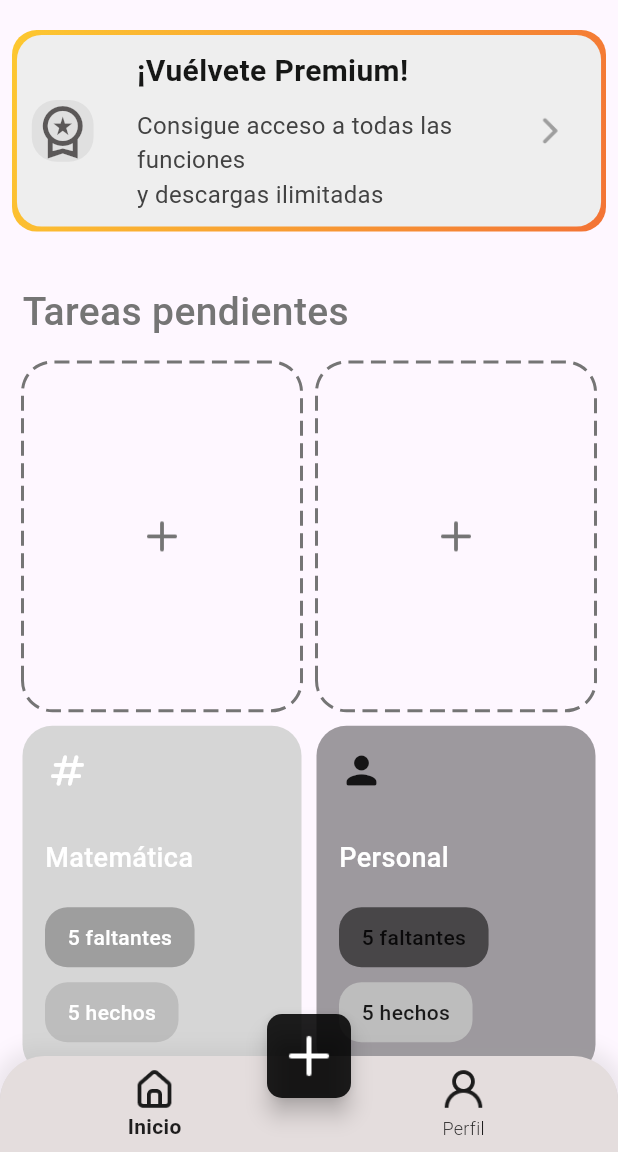
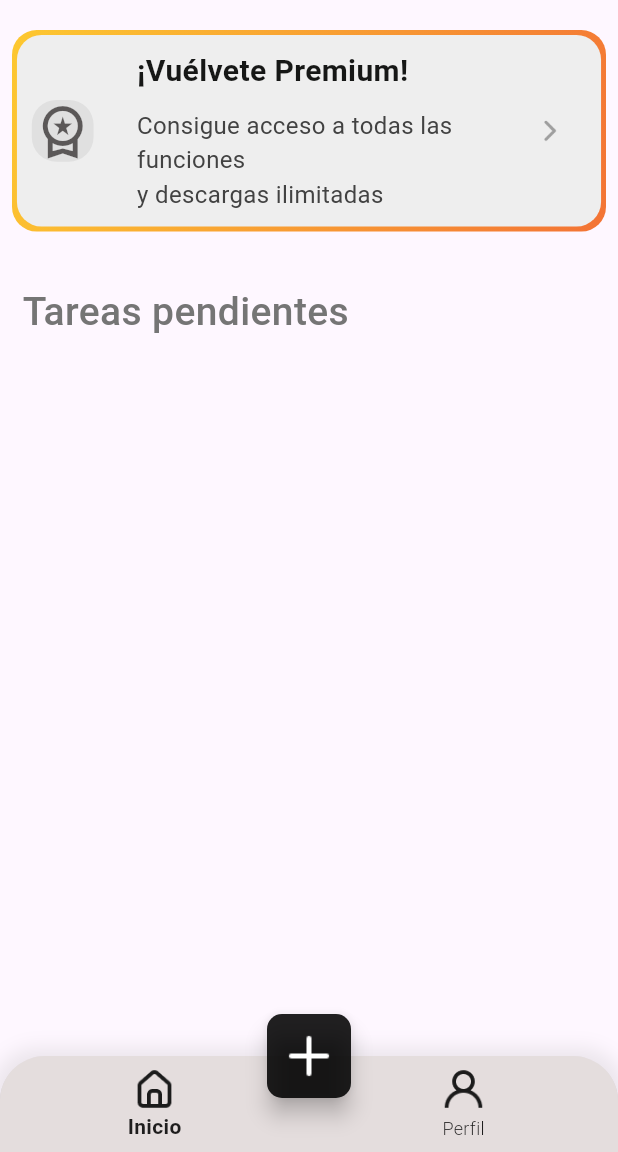
Before and after one commit to Eliexxer/FirstFlutterApp, a Flutter app: the HomeScreen screen opened directly, on a phone screen of 412 x 824 dp, the part 84-1236 px from its top. Run offline on Flutter 3.47's test engine with Material 3 defaults, Android fonts, the phone set to English and light mode, and no system bars; drawn by our look-alikes of dotted_border; our stand-ins replace cloud_firestore, firebase_auth, firebase_core, shared_preferences; accounts and stored records are empty; Roboto replaces fonts that are missing (MiFuente).

Commit message:
Problemas de overflow solucionados

```diff
--- a/lib/components/upper_header.dart
+++ b/lib/components/upper_header.dart
@@ -16,7 +16,7 @@ Widget upperHeader(
         GestureDetector(
           onTap: () {
             Navigator.push(
-              context as BuildContext,
+              context,
               MaterialPageRoute(builder: (context) => page),
             );
           },
--- a/lib/main.dart
+++ b/lib/main.dart
@@ -2,6 +2,8 @@ import 'package:firebase_core/firebase_core.dart';
 import 'package:flutter/material.dart';
 import 'package:login_flutter/firebase_options.dart';
 import 'package:login_flutter/screens/homescreen.dart';
+import 'package:login_flutter/screens/profilescreen.dart';
+import 'package:login_flutter/screens/settingscreen.dart';
 import 'package:login_flutter/screens/signinscreen.dart';
 //import 'package:login_flutter/screens/homescreen.dart';
 import 'package:login_flutter/screens/welcome.dart';
--- a/lib/screens/homescreen.dart
+++ b/lib/screens/homescreen.dart
@@ -64,7 +64,9 @@ class _HomeScreenState extends State<HomeScreen> {
 
   @override
   Widget build(BuildContext context) {
-    return Scaffold(
+    return PopScope(
+      canPop: false,
+      child: Scaffold(
         appBar: AppBar(
           backgroundColor: Colors.white,
           elevation: 0,
@@ -193,10 +195,7 @@ class _HomeScreenState extends State<HomeScreen> {
         floatingActionButtonLocation: FloatingActionButtonLocation.centerDocked,
         body: isLoading
             ? Center(child: CircularProgressIndicator(color: Colors.black, backgroundColor: Colors.black45,))
-          : Column(
-            children: [
-              Expanded(child: _pages[activeIndex],),
-            ],
+            : _pages[activeIndex],
       ),
     );
   }
@@ -231,7 +230,7 @@ class MainHomeScreen extends StatelessWidget {
             ),
           ),
         ),
-        Tareas(),
+        //Tareas(),
       ],
     );
   }
--- a/lib/widgets/custom_switch.dart
+++ b/lib/widgets/custom_switch.dart
@@ -25,8 +25,8 @@ class _CustomImageSwitchState extends State<CustomImageSwitch> {
       onTap: _toggleSwitch,
       child: Image.asset(
         widget.value
-            ? 'assets/images/State=on.png'   // Pon aquí la ruta de tu imagen "on"
-            : 'assets/images/State=off.png', // Pon aquí la ruta de tu imagen "off"
+            ? 'assets/images/State=On.png'   // Pon aquí la ruta de tu imagen "on"
+            : 'assets/images/State=Off.png', // Pon aquí la ruta de tu imagen "off"
         width: 40, // Ajusta el tamaño si lo deseas
         height: 30,
       ),
--- a/lib/widgets/premium.dart
+++ b/lib/widgets/premium.dart
@@ -82,8 +82,8 @@ class _GoPremiumState extends State<GoPremium> {
                   onPressed: () {},
                   icon: Image.asset(
                     'assets/images/Icons/chevron-right.png',
-                    width: 30,
-                    height: 30,
+                    width: 24,
+                    height: 24,
                     color: Colors.grey,
                   ),
                 ),
--- a/lib/widgets/tareas.dart
+++ b/lib/widgets/tareas.dart
@@ -15,7 +15,7 @@ class Tareas extends StatelessWidget {
     return Container(
       padding: EdgeInsets.symmetric(horizontal: 15),
       child: GridView.builder(
-        shrinkWrap: true,
+        //shrinkWrap: true,
         //physics: NeverScrollableScrollPhysics(),
         itemCount: tareaList.length,
         gridDelegate: SliverGridDelegateWithFixedCrossAxisCount(
@@ -78,8 +78,8 @@ Widget buildTarea(BuildContext context, Tarea tareaList) {
           ),
         ),
         const SizedBox(height: 20),
-        Wrap(
-          runSpacing: 10,
+        Row(
+          //runSpacing: 10,
           children: [
             Expanded(
               child: _buildTareaStatus(
```
Also changed, not shown: lib/screens/profilescreen.dart (+24 -6 lines), lib/screens/settingscreen.dart (+6 -3 lines), lib/widgets/date_of_birth.dart (+26 -8 lines). Lines whose indentation alone changed are shown as unchanged.
